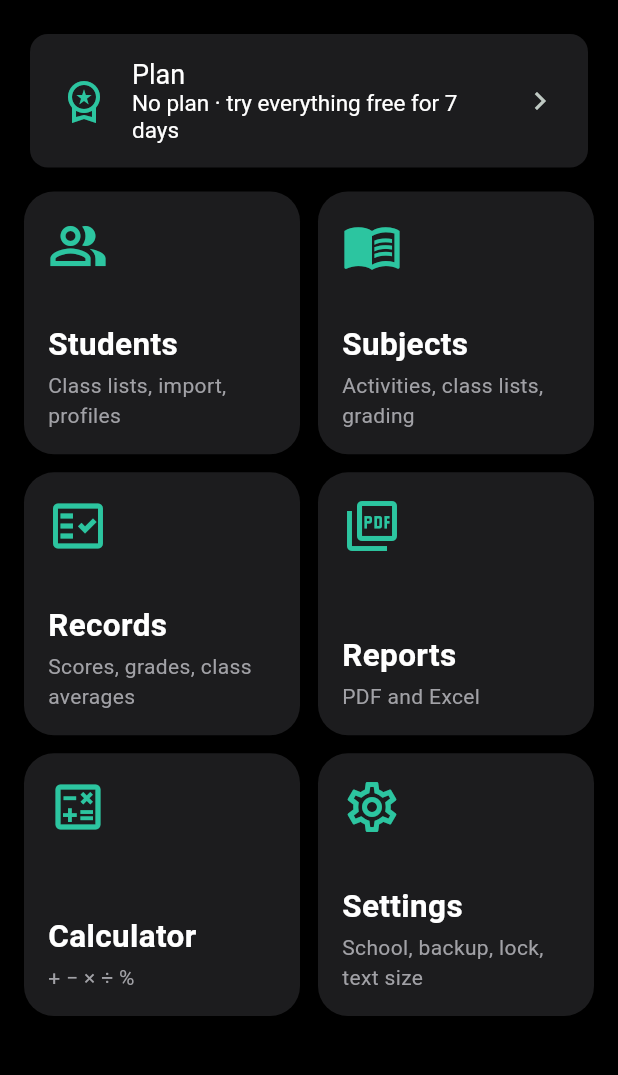
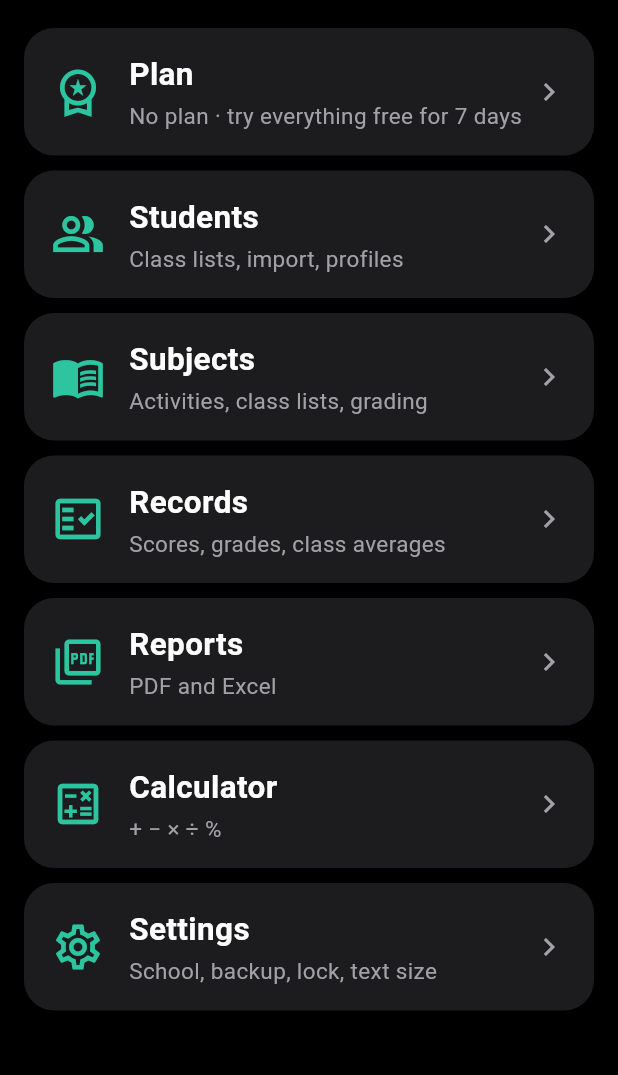
Before and after one commit to playboydata1994-hue/acekanner, a Flutter app: the CalculatorScreen screen opened by its route, after a tap on the "menu" icon, on a phone screen of 412 x 824 dp, the part 62-1137 px from its top. Run offline on Flutter 3.47's test engine with Material 3 defaults, Android fonts, the phone set to English and light mode, and no system bars; our stand-ins replace camera, csv, drift, file_picker, flutter_local_notifications, flutter_riverpod and 13 more; missing offline and left inert: cryptography, excel_plus, in_app_purchase_android, sqlite3; accounts and stored records are empty; generated files the repository leaves out were written again; statements that could not run were skipped.

Commit message:
ACEkor: fix squeezed settings row; all-screens layout test (1.0.0+4)
Calculator settings > General: the class chip as a trailing widget took
the row's whole width, printing "Default subject and class" one letter
per line. The row now shows the current class as its subtitle.

A new test opens every screen and the calculator's pop-up panels on a
small phone at Normal and Extra large text (real Roboto metrics) and fails
on overflows or squeezed text. Fixed what it found at Extra large text:
the calculator's message slot, the menu tiles, and the grade badges in
records and student profiles.

Co-Authored-By: Claude Opus 5.5 <noreply@anthropic.com>
Claude-Session: https://claude.ai/code/session_01N669D1CzkfSEzy6pFQ8PVG

```diff
--- a/acekor/app/lib/features/calculator/calculator_screen.dart
+++ b/acekor/app/lib/features/calculator/calculator_screen.dart
@@ -471,6 +471,8 @@ class _ScoreDisplay extends StatelessWidget {
   /// covers the score or the keypad.
   final Widget? note;
 
+  /// Height of the message slot at normal text size; it grows with the
+  /// text-size setting so a three-line message always fits.
   static const double noteSlot = 76;
 
   @override
@@ -482,7 +484,9 @@ class _ScoreDisplay extends StatelessWidget {
     final percent = empty ? '' : scorePercentText(value, max);
     return LayoutBuilder(
       builder: (context, c) {
-        final big = ((c.maxHeight - noteSlot) * 0.56).clamp(36.0, 112.0);
+        final textScale = MediaQuery.textScalerOf(context).scale(1).clamp(1.0, 1.6);
+        final slot = noteSlot * textScale;
+        final big = ((c.maxHeight - slot) * 0.56).clamp(30.0, 112.0);
         final mid = (big * 0.55).clamp(28.0, 64.0);
         return Padding(
           padding: const EdgeInsets.symmetric(horizontal: 20),
@@ -496,6 +500,7 @@ class _ScoreDisplay extends StatelessWidget {
                   child: Text(
                     '${empty ? 0 : value}/$max',
                     key: const ValueKey('score-display'),
+                    textScaler: TextScaler.noScaling,
                     style: TextStyle(
                       fontSize: big,
                       fontWeight: FontWeight.w400,
@@ -526,6 +531,7 @@ class _ScoreDisplay extends StatelessWidget {
                       : Text(
                           showPercent ? percent : '',
                           key: const ValueKey('percent-display'),
+                          textScaler: TextScaler.noScaling,
                           style: TextStyle(
                             fontSize: mid,
                             fontWeight: FontWeight.w500,
@@ -536,7 +542,7 @@ class _ScoreDisplay extends StatelessWidget {
                 ),
               ),
               SizedBox(
-                height: noteSlot,
+                height: slot,
                 child: Center(
                   child:
                       note ??
--- a/acekor/app/lib/features/calculator/class_picker.dart
+++ b/acekor/app/lib/features/calculator/class_picker.dart
@@ -8,20 +8,25 @@ import '../../core/theme/app_colors.dart';
 import '../../data/repositories/roster_repository.dart';
 import 'calculator_controller.dart';
 
+/// "IT 101 · BSIT 1-A" — the calculator's class, or null when none is chosen.
+final classLabelProvider = Provider<String?>((ref) {
+  final calc = ref.watch(calculatorProvider);
+  final subjects = ref.watch(subjectsProvider).value ?? const [];
+  final subject = subjects.where((s) => s.id == calc.subjectId).firstOrNull;
+  if (subject == null) return null;
+  final sections = ref.watch(sectionsProvider).value ?? const [];
+  final section = sections.where((s) => s.id == calc.sectionId).firstOrNull;
+  return '${subject.subject.code}${section == null ? '' : ' · ${section.name}'}';
+});
+
 /// "IT 101 · BSIT 1-A ▾" at the top of the calculator.
 class ClassChip extends ConsumerWidget {
   const ClassChip({super.key});
 
   @override
   Widget build(BuildContext context, WidgetRef ref) {
-    final calc = ref.watch(calculatorProvider);
-    final subjects = ref.watch(subjectsProvider).value ?? const [];
-    final subject = subjects.where((s) => s.id == calc.subjectId).firstOrNull;
-    final sections = ref.watch(sectionsProvider).value ?? const [];
-    final section = sections.where((s) => s.id == calc.sectionId).firstOrNull;
-    final label = subject == null
-        ? 'Choose class'
-        : '${subject.subject.code}${section == null ? '' : ' · ${section.name}'}';
+    final chosen = ref.watch(classLabelProvider);
+    final label = chosen ?? 'Choose class';
     return Center(
       child: InkWell(
         key: const ValueKey('class-chip'),
@@ -44,7 +49,7 @@ class ClassChip extends ConsumerWidget {
                   style: TextStyle(
                     fontSize: 17,
                     fontWeight: FontWeight.w600,
-                    color: subject == null ? AppColors.teal : AppColors.white,
+                    color: chosen == null ? AppColors.teal : AppColors.white,
                   ),
                 ),
               ),
--- a/acekor/app/lib/features/menu/menu_screen.dart
+++ b/acekor/app/lib/features/menu/menu_screen.dart
@@ -7,7 +7,8 @@ import '../../app/routes.dart';
 import '../../core/theme/app_colors.dart';
 import '../plan/plan_text.dart';
 
-/// Everything besides the calculator, as large tiles.
+/// Everything besides the calculator, as large full-width tiles. Each tile
+/// grows with its text, so nothing is cut off with the largest text size.
 class MenuScreen extends ConsumerWidget {
   const MenuScreen({super.key});
 
@@ -15,6 +16,7 @@ class MenuScreen extends ConsumerWidget {
   Widget build(BuildContext context, WidgetRef ref) {
     final plan = ref.watch(planStatusProvider);
     final tiles = <(IconData, String, String, String)>[
+      (Icons.workspace_premium_outlined, 'Plan', planSummary(plan), Routes.plan),
       (Icons.people_alt_outlined, 'Students', 'Class lists, import, profiles', Routes.students),
       (Icons.menu_book_outlined, 'Subjects', 'Activities, class lists, grading', Routes.subjects),
       (Icons.fact_check_outlined, 'Records', 'Scores, grades, class averages', Routes.records),
@@ -24,64 +26,42 @@ class MenuScreen extends ConsumerWidget {
     ];
     return Scaffold(
       appBar: AppBar(title: const Text('ACEkor')),
-      body: ListView(
+      body: ListView.separated(
         padding: const EdgeInsets.fromLTRB(16, 4, 16, 24),
-        children: [
-          Card(
-            color: AppColors.surfaceHigh,
-            child: ListTile(
-              key: const ValueKey('plan-tile'),
-              leading: const Icon(Icons.workspace_premium_outlined, color: AppColors.teal, size: 32),
-              title: const Text('Plan'),
-              subtitle: Text(planSummary(plan)),
-              trailing: const Icon(Icons.chevron_right),
-              onTap: () => context.push(Routes.plan),
-            ),
-          ),
-          const SizedBox(height: 12),
-          GridView.count(
-            crossAxisCount: 2,
-            shrinkWrap: true,
-            physics: const NeverScrollableScrollPhysics(),
-            mainAxisSpacing: 12,
-            crossAxisSpacing: 12,
-            childAspectRatio: 1.05,
-            children: [
-              for (final t in tiles)
-                Material(
+        itemCount: tiles.length,
+        separatorBuilder: (_, _) => const SizedBox(height: 10),
+        itemBuilder: (context, i) {
+          final t = tiles[i];
+          return Material(
+            key: i == 0 ? const ValueKey('plan-tile') : null,
             color: AppColors.surfaceHigh,
             borderRadius: BorderRadius.circular(20),
             child: InkWell(
               borderRadius: BorderRadius.circular(20),
               onTap: () => context.push(t.$4),
               child: Padding(
-                      padding: const EdgeInsets.all(16),
+                padding: const EdgeInsets.symmetric(horizontal: 18, vertical: 16),
+                child: Row(
+                  children: [
+                    Icon(t.$1, size: 36, color: AppColors.teal),
+                    const SizedBox(width: 16),
+                    Expanded(
                       child: Column(
-                        crossAxisAlignment: CrossAxisAlignment.start,
-                        mainAxisAlignment: MainAxisAlignment.spaceBetween,
-                        children: [
-                          Icon(t.$1, size: 40, color: AppColors.teal),
-                          Column(
                         crossAxisAlignment: CrossAxisAlignment.start,
                         children: [
                           Text(t.$2, style: const TextStyle(fontSize: 21, fontWeight: FontWeight.w700)),
                           const SizedBox(height: 2),
-                              Text(
-                                t.$3,
-                                maxLines: 2,
-                                overflow: TextOverflow.ellipsis,
-                                style: const TextStyle(fontSize: 14, color: AppColors.muted),
-                              ),
+                          Text(t.$3, style: const TextStyle(fontSize: 15, color: AppColors.muted)),
                         ],
                       ),
+                    ),
+                    const Icon(Icons.chevron_right, color: AppColors.muted),
                   ],
                 ),
               ),
             ),
-                ),
-            ],
-          ),
-        ],
+          );
+        },
       ),
     );
   }
--- a/acekor/app/lib/features/records/gradebook_screen.dart
+++ b/acekor/app/lib/features/records/gradebook_screen.dart
@@ -147,7 +147,10 @@ class _StudentGradeTile extends StatelessWidget {
       ),
       trailing: g.percent == null
           ? null
-          : Column(
+          : FittedBox(
+              fit: BoxFit.scaleDown,
+              child: Column(
+                mainAxisSize: MainAxisSize.min,
                 mainAxisAlignment: MainAxisAlignment.center,
                 crossAxisAlignment: CrossAxisAlignment.end,
                 children: [
@@ -158,6 +161,7 @@ class _StudentGradeTile extends StatelessWidget {
                       style: TextStyle(fontSize: 16, color: g.passed == false ? AppColors.red : AppColors.teal),
                     ),
                 ],
+              ),
             ),
       children: [
         for (final c in g.categories.where((c) => c.hasActivities || c.counts))
--- a/acekor/app/lib/features/roster/student_profile_screen.dart
+++ b/acekor/app/lib/features/roster/student_profile_screen.dart
@@ -196,7 +196,10 @@ class StudentProfileScreen extends ConsumerWidget {
                   ),
                   trailing: g.percent == null
                       ? null
-                      : Column(
+                      : FittedBox(
+                          fit: BoxFit.scaleDown,
+                          child: Column(
+                            mainAxisSize: MainAxisSize.min,
                             mainAxisAlignment: MainAxisAlignment.center,
                             crossAxisAlignment: CrossAxisAlignment.end,
                             children: [
@@ -213,6 +216,7 @@ class StudentProfileScreen extends ConsumerWidget {
                                   ),
                                 ),
                             ],
+                          ),
                         ),
                   onTap: () => context.push(Routes.gradebook(book.subject.id)),
                 ),
--- a/acekor/app/lib/features/settings/calculator_settings_screen.dart
+++ b/acekor/app/lib/features/settings/calculator_settings_screen.dart
@@ -121,9 +121,10 @@ class CalculatorSettingsScreen extends ConsumerWidget {
           ),
           const SectionTitle('General settings'),
           ListTile(
+            key: const ValueKey('default-class'),
             title: const Text('Default subject and class'),
-            subtitle: const Text('Used by the calculator'),
-            trailing: const ClassChip(),
+            subtitle: Text(ref.watch(classLabelProvider) ?? 'Not chosen yet — tap to choose'),
+            trailing: const Icon(Icons.chevron_right),
             onTap: () => showClassPicker(context),
           ),
           ListTile(
--- a/acekor/app/pubspec.yaml
+++ b/acekor/app/pubspec.yaml
@@ -3,7 +3,7 @@ description: "ACEkor Grading Sheet - offline academic score calculator and stude
 publish_to: 'none'
 
 # versionName+versionCode. Bump the build number (after +) for every Play upload.
-version: 1.0.0+3
+version: 1.0.0+4
 
 environment:
   sdk: ^3.14.0
```
Also changed, not shown: 5 other files. Lines whose indentation alone changed are shown as unchanged.
